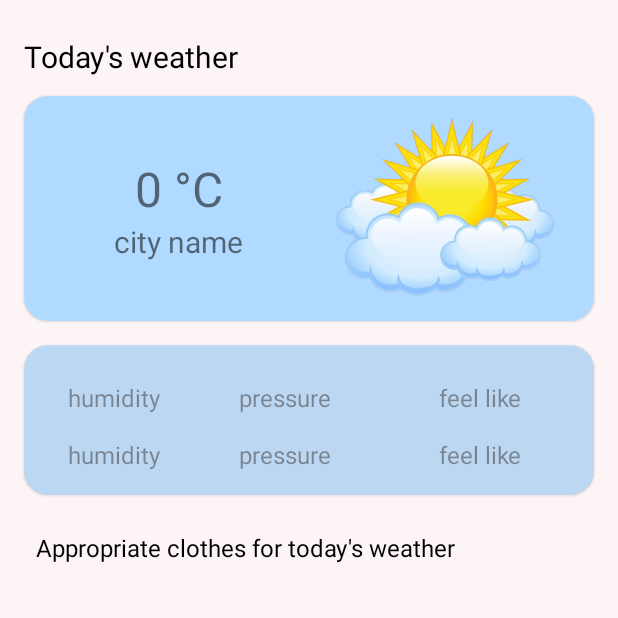
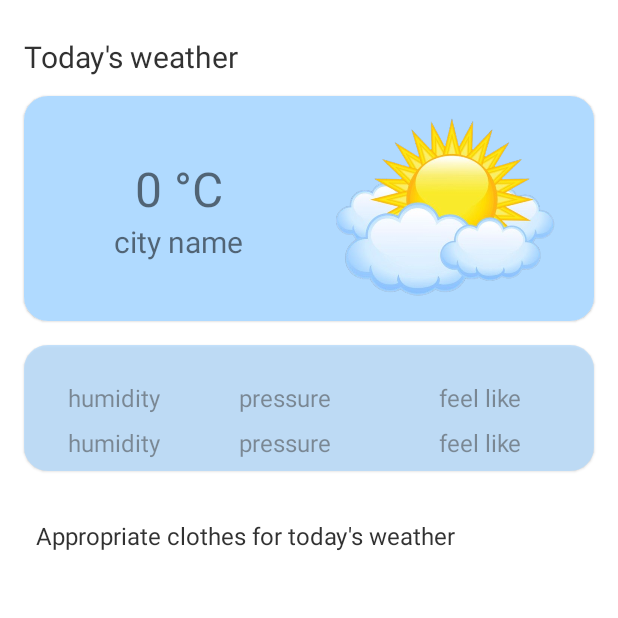
Before and after one commit to HamSaAli/Clothes_suggester, an Android app: the screen it shows after launch (MainActivity), on a phone screen of 412 x 824 dp, the top half of it. Run offline under Robolectric (Android 15) with nearby library versions, the phone set to English and light mode, and no system bars.

Commit message:
add colors

```diff
--- a/app/src/main/res/layout/activity_main.xml
+++ b/app/src/main/res/layout/activity_main.xml
@@ -4,19 +4,19 @@
     xmlns:tools="http://schemas.android.com/tools"
     android:layout_width="match_parent"
     android:layout_height="match_parent"
-    android:background="#FDF4F5"
+    android:background="@color/white_100"
     tools:context=".MainActivity">
 
 
     <TextView
-        android:id="@+id/title_today_weather"
+        android:id="@+id/text_today_weather"
         android:layout_width="match_parent"
         android:layout_height="wrap_content"
         android:layout_marginStart="@dimen/spacing_medium"
         android:layout_marginTop="@dimen/spacing_large"
         android:text="@string/today_s_weather"
-        android:textColor="@color/black"
-        android:textSize="20sp"
+        android:textColor="@color/black_87"
+        android:textSize="@dimen/text_giant"
         app:layout_constraintEnd_toEndOf="parent"
         app:layout_constraintStart_toStartOf="parent"
         app:layout_constraintTop_toTopOf="parent" />
@@ -25,25 +25,25 @@
         android:id="@+id/materialCardView2"
         android:layout_width="match_parent"
         android:layout_height="wrap_content"
-        android:layout_marginHorizontal="16dp"
-        android:layout_marginTop="40dp"
+        android:layout_marginHorizontal="@dimen/spacing_medium"
+        android:layout_marginTop="@dimen/spacing_huge"
         app:cardCornerRadius="@dimen/radius_semi_large"
         app:layout_constraintEnd_toEndOf="parent"
         app:layout_constraintStart_toStartOf="parent"
-        app:layout_constraintTop_toTopOf="@id/title_today_weather">
+        app:layout_constraintTop_toTopOf="@id/text_today_weather">
 
         <androidx.constraintlayout.widget.ConstraintLayout
             android:layout_width="match_parent"
             android:layout_height="match_parent"
-            android:background="#B0DAFF">
+            android:background="@color/primary_300">
 
             <TextView
                 android:id="@+id/text_tempature"
                 android:layout_width="wrap_content"
                 android:layout_height="wrap_content"
-                android:layout_marginTop="40dp"
+                android:layout_marginTop="@dimen/spacing_huge"
                 android:text="@string/_0_c"
-                android:textSize="32sp"
+                android:textSize="@dimen/text_Xlarge"
                 app:layout_constraintEnd_toStartOf="@+id/image_cloud"
                 app:layout_constraintStart_toStartOf="parent"
                 app:layout_constraintTop_toTopOf="parent" />
@@ -53,7 +53,7 @@
                 android:layout_width="150dp"
                 android:layout_height="150dp"
                 android:layout_gravity="center"
-                android:layout_marginEnd="24dp"
+                android:layout_marginEnd="@dimen/spacing_large"
                 android:src="@drawable/cloud"
                 app:layout_constraintEnd_toEndOf="parent"
                 app:layout_constraintTop_toTopOf="parent" />
@@ -64,19 +64,19 @@
                 android:layout_width="wrap_content"
                 android:layout_height="wrap_content"
                 android:text="@string/city_name"
-                android:textSize="20sp"
+                android:textSize="@dimen/text_giant"
+                app:drawableStartCompat="@drawable/map_point"
+                app:drawableTint="@color/black_60"
                 app:layout_constraintEnd_toStartOf="@+id/image_cloud"
                 app:layout_constraintStart_toStartOf="parent"
-                app:layout_constraintTop_toBottomOf="@+id/text_tempature"
-                app:drawableStartCompat="@drawable/map_point"
-                app:drawableTint="@color/black" />
+                app:layout_constraintTop_toBottomOf="@+id/text_tempature" />
         </androidx.constraintlayout.widget.ConstraintLayout>
     </com.google.android.material.card.MaterialCardView>
 
     <com.google.android.material.card.MaterialCardView
-        android:id="@+id/hudcard"
+        android:id="@+id/card_weather_more_information"
         android:layout_width="match_parent"
-        android:layout_height="100dp"
+        android:layout_height="wrap_content"
         android:layout_marginStart="@dimen/spacing_medium"
         android:layout_marginTop="@dimen/spacing_medium"
         android:layout_marginEnd="@dimen/spacing_medium"
@@ -88,7 +88,7 @@
         <androidx.constraintlayout.widget.ConstraintLayout
             android:layout_width="match_parent"
             android:layout_height="match_parent"
-            android:background="#B0DAFF">
+            android:background="@color/primary_300">
 
             <TextView
                 android:id="@+id/text_humidity"
@@ -97,7 +97,7 @@
                 android:layout_marginTop="@dimen/spacing_large"
                 android:paddingHorizontal="@dimen/spacing_large"
                 android:text="@string/humidity"
-                android:textSize="16sp"
+                android:textSize="@dimen/text_medium"
                 app:layout_constraintEnd_toStartOf="@+id/text_pressure"
                 app:layout_constraintStart_toStartOf="parent"
                 app:layout_constraintTop_toTopOf="parent" />
@@ -106,14 +106,15 @@
                 android:id="@+id/humidity"
                 android:layout_width="wrap_content"
                 android:layout_height="wrap_content"
+                android:layout_marginVertical="@dimen/spacing_small"
                 android:paddingHorizontal="@dimen/spacing_tiny"
-                android:text="@string/humidity1"
-                android:textSize="16sp"
+                android:text="@string/humidityLabel"
+                android:textSize="@dimen/text_medium"
+                app:drawableStartCompat="@drawable/humidity"
                 app:layout_constraintBottom_toBottomOf="parent"
                 app:layout_constraintEnd_toEndOf="@+id/text_humidity"
                 app:layout_constraintStart_toStartOf="@id/text_humidity"
-                app:layout_constraintTop_toBottomOf="@id/text_humidity"
-                app:drawableStartCompat="@drawable/humidity" />
+                app:layout_constraintTop_toBottomOf="@id/text_humidity" />
 
             <TextView
                 android:id="@+id/text_pressure"
@@ -123,7 +124,7 @@
                 android:layout_marginEnd="@dimen/spacing_large"
                 android:paddingHorizontal="@dimen/spacing_large"
                 android:text="@string/pressure"
-                android:textSize="16sp"
+                android:textSize="@dimen/text_medium"
                 app:layout_constraintEnd_toStartOf="@+id/text_wind_speed"
                 app:layout_constraintTop_toTopOf="parent" />
 
@@ -131,13 +132,13 @@
                 android:id="@+id/pressure"
                 android:layout_width="wrap_content"
                 android:layout_height="wrap_content"
-                android:text="@string/pressure1"
-                android:textSize="16sp"
+                android:text="@string/pressureLabel"
+                android:textSize="@dimen/text_medium"
+                app:drawableStartCompat="@drawable/carbon_humidity_alt"
                 app:layout_constraintBottom_toBottomOf="parent"
                 app:layout_constraintEnd_toEndOf="@+id/text_pressure"
                 app:layout_constraintStart_toStartOf="@id/text_pressure"
-                app:layout_constraintTop_toBottomOf="@+id/text_pressure"
-                app:drawableStartCompat="@drawable/carbon_humidity_alt" />
+                app:layout_constraintTop_toBottomOf="@+id/text_pressure" />
 
             <TextView
                 android:id="@+id/text_wind_speed"
@@ -147,7 +148,7 @@
                 android:layout_marginEnd="@dimen/spacing_large"
                 android:paddingHorizontal="@dimen/spacing_large"
                 android:text="@string/feel_like"
-                android:textSize="16sp"
+                android:textSize="@dimen/text_medium"
                 app:layout_constraintEnd_toEndOf="parent"
                 app:layout_constraintTop_toTopOf="parent" />
 
@@ -157,33 +158,31 @@
                 android:layout_height="wrap_content"
                 android:paddingHorizontal="0dp"
                 android:paddingVertical="@dimen/spacing_tiny"
-                android:text="@string/feel_like1"
-                android:textSize="16sp"
+                android:text="@string/feel_likeLabel"
+                android:textSize="@dimen/text_medium"
+                app:drawableStartCompat="@drawable/smile_circle"
                 app:layout_constraintBottom_toBottomOf="parent"
                 app:layout_constraintEnd_toEndOf="@+id/text_wind_speed"
                 app:layout_constraintStart_toStartOf="@id/text_wind_speed"
-                app:layout_constraintTop_toBottomOf="@+id/text_wind_speed"
-                app:drawableStartCompat="@drawable/smile_circle" />
+                app:layout_constraintTop_toBottomOf="@+id/text_wind_speed" />
         </androidx.constraintlayout.widget.ConstraintLayout>
 
     </com.google.android.material.card.MaterialCardView>
-
 
     <TextView
         android:id="@+id/clothes"
         android:layout_width="match_parent"
         android:layout_height="wrap_content"
-        android:layout_marginTop="@dimen/spacing_large"
+        android:layout_marginTop="@dimen/spacing_giant"
         android:layout_marginBottom="@dimen/spacing_medium"
         android:paddingStart="@dimen/spacing_large"
         android:paddingEnd="@dimen/spacing_large"
         android:text="@string/appropriate_clothes_for_today_s_weather"
-        android:textColor="@color/black"
-        android:textSize="16sp"
+        android:textColor="@color/black_87"
+        android:textSize="@dimen/text_medium"
         app:layout_constraintEnd_toEndOf="parent"
-        app:layout_constraintHorizontal_bias="0.0"
         app:layout_constraintStart_toStartOf="parent"
-        app:layout_constraintTop_toBottomOf="@id/hudcard" />
+        app:layout_constraintTop_toBottomOf="@id/card_weather_more_information" />
 
     <ImageView
         android:id="@+id/clothes_image"
@@ -194,5 +193,4 @@
         app:layout_constraintEnd_toEndOf="parent"
         app:layout_constraintStart_toStartOf="parent" />
 
-
 </androidx.constraintlayout.widget.ConstraintLayout>
--- a/app/src/main/res/values/colors.xml
+++ b/app/src/main/res/values/colors.xml
@@ -19,14 +19,14 @@
     <color name="black_38">#61121212</color>
     <color name="black_8">#14121212</color>
     <color name="primary_50">#fff7e6</color>
-    <color name="primary_100">#ffe5b0</color>
-    <color name="primary_200">#ffd88a</color>
-    <color name="primary_300">#fec754</color>
-    <color name="primary_400">#febc33</color>
-    <color name="primary_500">#feab00</color>
-    <color name="primary_600">#e79c00</color>
-    <color name="primary_700">#b47900</color>
-    <color name="primary_800">#8c5e00</color>
-    <color name="primary_900">#6b4800</color>
+    <color name="primary_100">#eff8ff</color>
+    <color name="primary_200">#e7f4ff</color>
+    <color name="primary_300">#B0DAFF</color>
+    <color name="primary_400">#d0e9ff</color>
+    <color name="primary_500">#c8e5ff</color>
+    <color name="primary_600">#b8deff</color>
+    <color name="primary_700">#9ec4e6</color>
+    <color name="primary_800">#7b99b3</color>
+    <color name="primary_900">#586d80</color>
 
 </resources>
--- a/app/src/main/res/values/diemn.xml
+++ b/app/src/main/res/values/diemn.xml
@@ -8,6 +8,7 @@
     <dimen name="spacing_simi_medium">12dp</dimen>
     <dimen name="spacing_large">24dp</dimen>
     <dimen name="spacing_giant">32dp</dimen>
+    <dimen name="spacing_huge">40dp</dimen>
     <dimen name="spacing_negative">-48dp</dimen>
 
     <!--text dimens-->
@@ -15,6 +16,7 @@
     <dimen name="text_small">14sp</dimen>
     <dimen name="text_medium">16sp</dimen>
     <dimen name="text_large">18sp</dimen>
+    <dimen name="text_Xlarge">32sp</dimen>
     <dimen name="text_giant">20sp</dimen>
     <dimen name="very_tiny">2sp</dimen>
 
--- a/app/src/main/res/values/strings.xml
+++ b/app/src/main/res/values/strings.xml
@@ -4,10 +4,10 @@
     <string name="_0_c">0 °C</string>
     <string name="city_name">city name</string>
     <string name="humidity">humidity</string>
-    <string name="humidity1">humidity</string>
+    <string name="humidityLabel">humidity</string>
     <string name="pressure">pressure</string>
-    <string name="pressure1">pressure</string>
+    <string name="pressureLabel">pressure</string>
     <string name="feel_like">feel like</string>
-    <string name="feel_like1">feel like</string>
+    <string name="feel_likeLabel">feel like</string>
     <string name="appropriate_clothes_for_today_s_weather">Appropriate clothes for today\'s weather</string>
 </resources>
```
